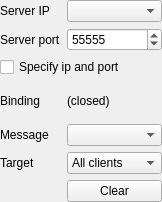
The window that Source/Tools/ToolsUI/xToolsSocketServerToolUi.ui (x-tools-author/x-tools) describes before a commit, drawn with Qt 5.
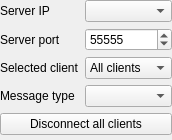
The same window after the commit. Custom widgets are drawn as their Qt base class.

```diff
--- a/Source/Tools/ToolsUI/xToolsSocketServerToolUi.ui
+++ b/Source/Tools/ToolsUI/xToolsSocketServerToolUi.ui
@@ -6,8 +6,8 @@
    <rect>
     <x>0</x>
     <y>0</y>
-    <width>162</width>
-    <height>202</height>
+    <width>172</width>
+    <height>140</height>
    </rect>
   </property>
   <property name="windowTitle">
@@ -26,6 +26,19 @@
    <property name="bottomMargin">
     <number>0</number>
    </property>
+   <item row="1" column="1">
+    <widget class="xToolsSpinBox" name="spinBoxServerPort">
+     <property name="minimum">
+      <number>1</number>
+     </property>
+     <property name="maximum">
+      <number>65535</number>
+     </property>
+     <property name="value">
+      <number>55555</number>
+     </property>
+    </widget>
+   </item>
    <item row="0" column="0">
     <widget class="QLabel" name="label">
      <property name="sizePolicy">
@@ -39,6 +52,13 @@
      </property>
     </widget>
    </item>
+   <item row="5" column="0" colspan="2">
+    <widget class="QPushButton" name="pushButtonClear">
+     <property name="text">
+      <string>Disconnect all clients</string>
+     </property>
+    </widget>
+   </item>
    <item row="0" column="1">
     <widget class="xToolsIpComboBox" name="comboBoxServerIp">
      <property name="sizePolicy">
@@ -49,6 +69,28 @@
      </property>
     </widget>
    </item>
+   <item row="3" column="1">
+    <widget class="QComboBox" name="comboBoxClientList">
+     <item>
+      <property name="text">
+       <string>All clients</string>
+      </property>
+     </item>
+    </widget>
+   </item>
+   <item row="3" column="0">
+    <widget class="QLabel" name="label_3">
+     <property name="sizePolicy">
+      <sizepolicy hsizetype="Fixed" vsizetype="Preferred">
+       <horstretch>0</horstretch>
+       <verstretch>0</verstretch>
+      </sizepolicy>
+     </property>
+     <property name="text">
+      <string>Selected client</string>
+     </property>
+    </widget>
+   </item>
    <item row="1" column="0">
     <widget class="QLabel" name="label_2">
      <property name="sizePolicy">
@@ -62,43 +104,6 @@
      </property>
     </widget>
    </item>
-   <item row="1" column="1">
-    <widget class="xToolsSpinBox" name="spinBoxServerPort">
-     <property name="maximum">
-      <number>65535</number>
-     </property>
-     <property name="value">
-      <number>55555</number>
-     </property>
-    </widget>
-   </item>
-   <item row="2" column="0" colspan="2">
-    <widget class="xToolsCheckBox" name="checkBoxSpecifyIpAndPort">
-     <property name="text">
-      <string>Specify ip and port</string>
-     </property>
-    </widget>
-   </item>
-   <item row="3" column="0">
-    <widget class="QLabel" name="labelCntext">
-     <property name="sizePolicy">
-      <sizepolicy hsizetype="Fixed" vsizetype="Preferred">
-       <horstretch>0</horstretch>
-       <verstretch>0</verstretch>
-      </sizepolicy>
-     </property>
-     <property name="text">
-      <string>Binding</string>
-     </property>
-    </widget>
-   </item>
-   <item row="3" column="1">
-    <widget class="QLabel" name="labelBindingInfo">
-     <property name="text">
-      <string>(closed)</string>
-     </property>
-    </widget>
-   </item>
    <item row="4" column="0">
     <widget class="QLabel" name="labelMessageType">
      <property name="sizePolicy">
@@ -108,50 +113,16 @@
       </sizepolicy>
      </property>
      <property name="text">
-      <string>Message</string>
+      <string>Message type</string>
      </property>
     </widget>
    </item>
    <item row="4" column="1">
     <widget class="xToolsWebSocketMessageTypeComboBox" name="comboBoxMessageType"/>
    </item>
-   <item row="5" column="0">
-    <widget class="QLabel" name="label_3">
-     <property name="sizePolicy">
-      <sizepolicy hsizetype="Fixed" vsizetype="Preferred">
-       <horstretch>0</horstretch>
-       <verstretch>0</verstretch>
-      </sizepolicy>
-     </property>
-     <property name="text">
-      <string>Target</string>
-     </property>
-    </widget>
-   </item>
-   <item row="5" column="1">
-    <widget class="QComboBox" name="comboBoxClientList">
-     <item>
-      <property name="text">
-       <string>All clients</string>
-      </property>
-     </item>
-    </widget>
-   </item>
-   <item row="6" column="1">
-    <widget class="QPushButton" name="pushButtonClear">
-     <property name="text">
-      <string>Clear</string>
-     </property>
-    </widget>
-   </item>
   </layout>
  </widget>
  <customwidgets>
-  <customwidget>
-   <class>xToolsCheckBox</class>
-   <extends>QCheckBox</extends>
-   <header location="global">xToolsCheckBox.h</header>
-  </customwidget>
   <customwidget>
    <class>xToolsSpinBox</class>
    <extends>QSpinBox</extends>
```
